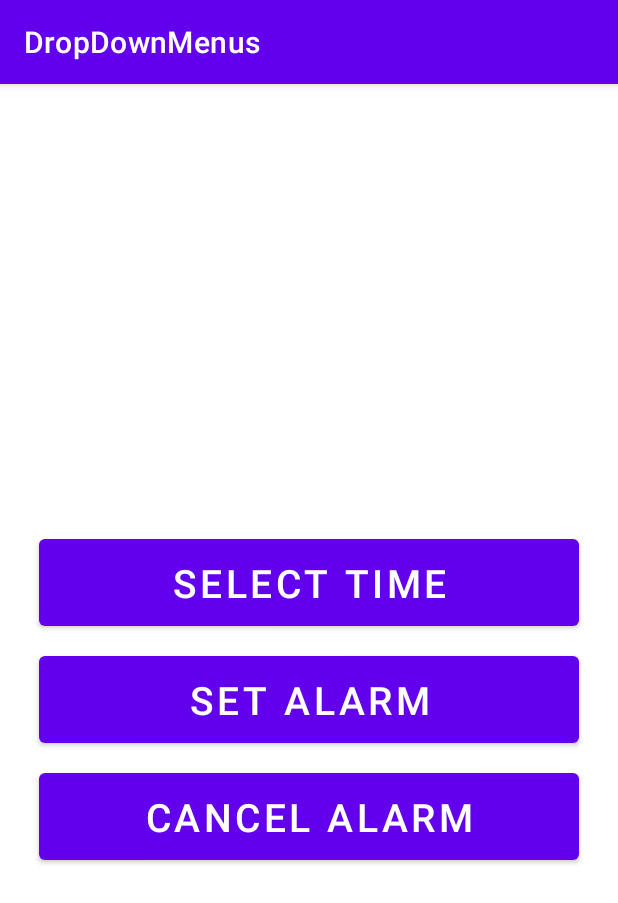
After one commit to iasonassym/FoodWaste, an Android app: the SettingsPage screen opened directly, with no data from a screen before it, on a phone screen of 412 x 824 dp. The commit adds this screen. Shown: the top 903 px of the screen. Run offline under Robolectric (Android 15) with nearby library versions, the phone set to English and light mode, and no system bars; 5 statements that could not run were skipped.

Commit message:
Added settings menu Added notification System, to add daily notification through settings menu

```diff
--- a/app/build.gradle
+++ b/app/build.gradle
@@ -22,6 +22,11 @@ android {
             proguardFiles getDefaultProguardFile('proguard-android-optimize.txt'), 'proguard-rules.pro'
         }
     }
+
+    buildFeatures {
+
+        viewBinding true
+    }
     compileOptions {
         sourceCompatibility JavaVersion.VERSION_1_8
         targetCompatibility JavaVersion.VERSION_1_8
--- a/app/src/main/AndroidManifest.xml
+++ b/app/src/main/AndroidManifest.xml
@@ -22,6 +22,8 @@
             </intent-filter>
         </activity>
         <activity android:name=".WastedFoodPage"/>
+        <activity android:name=".SettingsPage"/>
+        <receiver android:name=".AlarmReceiver"/>
     </application>
 
 </manifest>
--- /dev/null
+++ b/app/src/main/java/com/example/dropdownmenus/SettingsPage.kt
@@ -0,0 +1,99 @@
+package com.example.dropdownmenus
+
+import androidx.appcompat.app.AppCompatActivity
+import com.google.android.material.timepicker.MaterialTimePicker
+import android.app.AlarmManager
+import android.app.PendingIntent
+import android.os.Bundle
+import com.example.dropdownmenus.R
+import android.content.Intent
+import com.example.dropdownmenus.AlarmReceiver
+import android.widget.Toast
+import com.google.android.material.timepicker.TimeFormat
+import android.os.Build
+import android.app.NotificationManager
+import android.app.NotificationChannel
+import com.example.dropdownmenus.databinding.ActivitySettingsBinding
+import java.util.*
+
+internal class SettingsPage : AppCompatActivity() {
+    private var binding: ActivitySettingsBinding? = null
+    private var picker: MaterialTimePicker? = null
+    private var calendar: Calendar? = null
+    private var alarmManager: AlarmManager? = null
+    private var pendingIntent: PendingIntent? = null
+    override fun onCreate(savedInstanceState: Bundle?) {
+        super.onCreate(savedInstanceState)
+        setContentView(R.layout.activity_settings)
+        binding = ActivitySettingsBinding.inflate(
+            layoutInflater
+        )
+        setContentView(binding!!.root)
+        createNotificationChannel()
+        binding!!.selectTimeBtn.setOnClickListener { showTimePicker() }
+        binding!!.setAlarmBtn.setOnClickListener { setAlarm() }
+        binding!!.cancelAlarmBtn.setOnClickListener { cancelAlarm() }
+    }
+
+    private fun cancelAlarm() {
+        val intent = Intent(this, AlarmReceiver::class.java)
+        pendingIntent = PendingIntent.getBroadcast(this, 0, intent, 0)
+        if (alarmManager == null) {
+            alarmManager = getSystemService(ALARM_SERVICE) as AlarmManager
+        }
+        alarmManager!!.cancel(pendingIntent)
+        Toast.makeText(this, "Alarm Cancelled", Toast.LENGTH_SHORT).show()
+    }
+
+    private fun setAlarm() {
+        alarmManager = getSystemService(ALARM_SERVICE) as AlarmManager
+        val intent = Intent(this, AlarmReceiver::class.java)
+        pendingIntent = PendingIntent.getBroadcast(this, 0, intent, 0)
+        alarmManager!!.setInexactRepeating(
+            AlarmManager.RTC_WAKEUP, calendar!!.timeInMillis,
+            AlarmManager.INTERVAL_DAY, pendingIntent
+        )
+        Toast.makeText(this, "Alarm set Successfully", Toast.LENGTH_SHORT).show()
+    }
+
+    private fun showTimePicker() {
+        picker = MaterialTimePicker.Builder()
+            .setTimeFormat(TimeFormat.CLOCK_12H)
+            .setHour(12)
+            .setMinute(0)
+            .setTitleText("Select Alarm Time")
+            .build()
+        picker!!.show(supportFragmentManager, "foxandroid")
+        picker!!.addOnPositiveButtonClickListener {
+            if (picker!!.hour > 12) {
+                binding!!.selectedTime.text =
+                    String.format("%02d", picker!!.hour - 12) + " : " + String.format(
+                        "%02d",
+                        picker!!.minute
+                    ) + " PM"
+            } else {
+                binding!!.selectedTime.text =
+                    picker!!.hour.toString() + " : " + picker!!.minute + " AM"
+            }
+            calendar = Calendar.getInstance()
+            calendar?.set(Calendar.HOUR_OF_DAY, picker!!.hour)
+            calendar?.set(Calendar.MINUTE, picker!!.minute)
+            calendar?.set(Calendar.SECOND, 0)
+            calendar?.set(Calendar.MILLISECOND, 0)
+        }
+    }
+
+    private fun createNotificationChannel() {
+        if (Build.VERSION.SDK_INT >= Build.VERSION_CODES.O) {
+            val name: CharSequence = "foxAndroidReminderChannel"
+            val description = "Channel for Notifications"
+            val importance = NotificationManager.IMPORTANCE_HIGH
+            val channel = NotificationChannel("foxandroid", name, importance)
+            channel.description = description
+            val notificationManager = getSystemService(
+                NotificationManager::class.java
+            )
+            notificationManager.createNotificationChannel(channel)
+        }
+    }
+}
--- /dev/null
+++ b/app/src/main/java/com/example/dropdownmenus/asdasd.java
@@ -0,0 +1,4 @@
+package com.example.dropdownmenus;
+
+public class asdasd {
+}
--- /dev/null
+++ b/app/src/main/java/com/example/dropdownmenus/test.kt
@@ -0,0 +1,6 @@
+package com.example.dropdownmenus
+
+class test {
+
+
+}
--- a/app/src/main/res/layout/activity_other.xml
+++ b/app/src/main/res/layout/activity_other.xml
@@ -1,6 +1,5 @@
 <?xml version="1.0" encoding="utf-8"?>
 <RelativeLayout xmlns:android="http://schemas.android.com/apk/res/android"
-    xmlns:app="http://schemas.android.com/apk/res-auto"
     xmlns:tools="http://schemas.android.com/tools"
     android:layout_width="match_parent"
     android:layout_height="match_parent">
--- /dev/null
+++ b/app/src/main/res/layout/activity_settings.xml
@@ -0,0 +1,48 @@
+<?xml version="1.0" encoding="utf-8"?>
+<LinearLayout xmlns:android="http://schemas.android.com/apk/res/android"
+    xmlns:tools="http://schemas.android.com/tools"
+    android:layout_width="match_parent"
+    android:layout_height="match_parent"
+    android:orientation="vertical"
+    tools:context=".SettingsPage">
+
+    <TextView
+        android:layout_width="match_parent"
+        android:layout_height="wrap_content"
+        android:id="@+id/selectedTime"
+        android:layout_marginTop="200dp"
+        android:text=""
+        android:textAlignment="center"
+        android:textColor="@color/black"
+        android:textSize="46dp"/>
+
+    <Button
+        android:id="@+id/selectTimeBtn"
+        android:layout_width="match_parent"
+        android:layout_height="70dp"
+        android:layout_marginTop="36dp"
+        android:layout_marginHorizontal="26dp"
+        android:text="Select Time"
+        android:textSize="26dp"/>
+
+    <Button
+        android:id="@+id/setAlarmBtn"
+        android:layout_width="match_parent"
+        android:layout_height="70dp"
+        android:layout_marginTop="8dp"
+        android:layout_marginHorizontal="26dp"
+        android:text="Set Alarm"
+        android:textSize="26dp"/>
+
+    <Button
+        android:id="@+id/cancelAlarmBtn"
+        android:layout_width="match_parent"
+        android:layout_height="70dp"
+        android:layout_marginTop="8dp"
+        android:layout_marginHorizontal="26dp"
+        android:text="Cancel Alarm"
+        android:textSize="26dp"/>
+
+
+
+</LinearLayout>
```
Also changed, not shown: app/src/main/java/com/example/dropdownmenus/AlarmReceiver.kt (added, +35 -0 lines), app/src/main/java/com/example/dropdownmenus/MainActivity.kt (+11 -2 lines), app/src/main/res/layout/activity_main.xml (+7 -2 lines).
